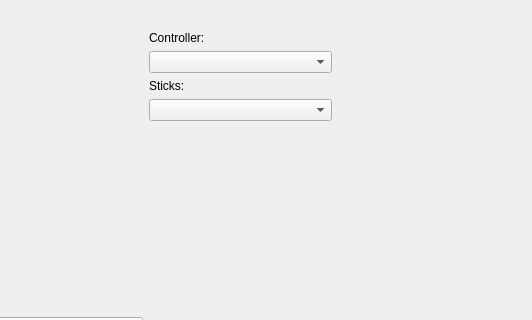
AntiMicroX/antimicrox, file src/calibration.ui: the form before one commit; both pictures show x 168 to 700 and y 0 to 320 of the 700 by 800 pixel window.
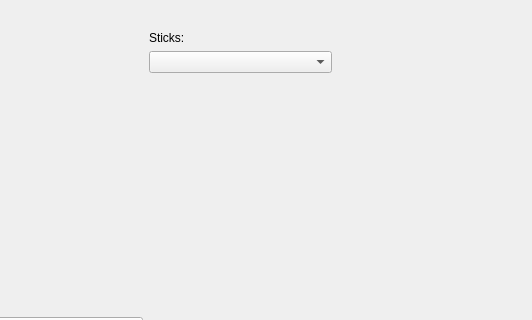
The form after the commit. Custom widgets are drawn as their Qt base class.

Commit message: Fixed #108 and fixed #109 - Crashing app after unplugging gamepad in calibration window

Patch:
```diff
--- a/src/calibration.ui
+++ b/src/calibration.ui
@@ -130,16 +130,6 @@
            </property>
           </spacer>
          </item>
-         <item>
-          <widget class="QLabel" name="label">
-           <property name="text">
-            <string>Controller:</string>
-           </property>
-          </widget>
-         </item>
-         <item>
-          <widget class="QComboBox" name="controllersBox"/>
-         </item>
          <item>
           <widget class="QLabel" name="label_2">
            <property name="text">
```
The commit also changes 3 other files.
